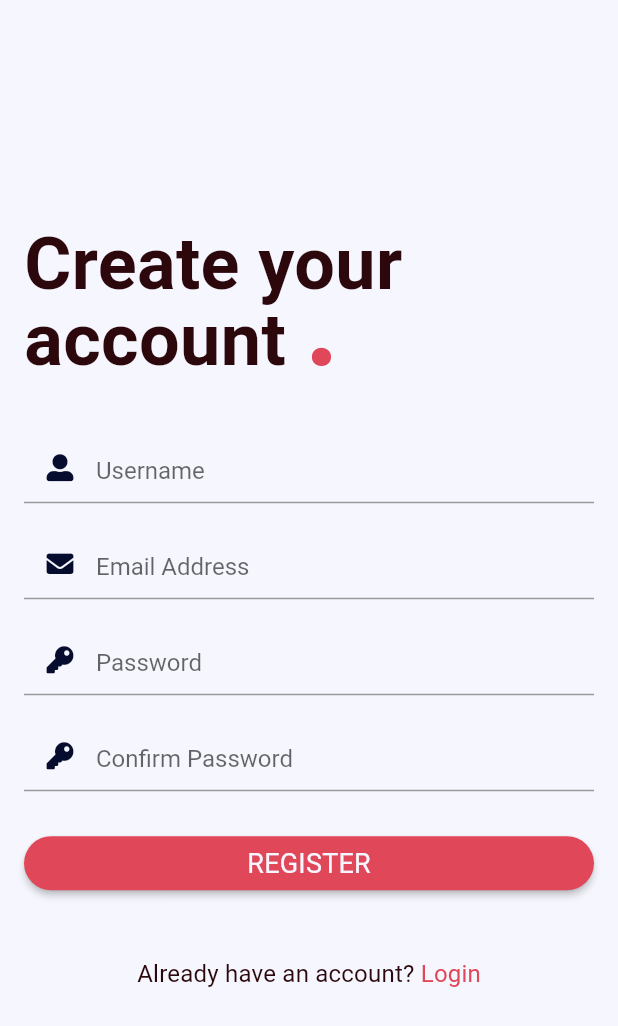
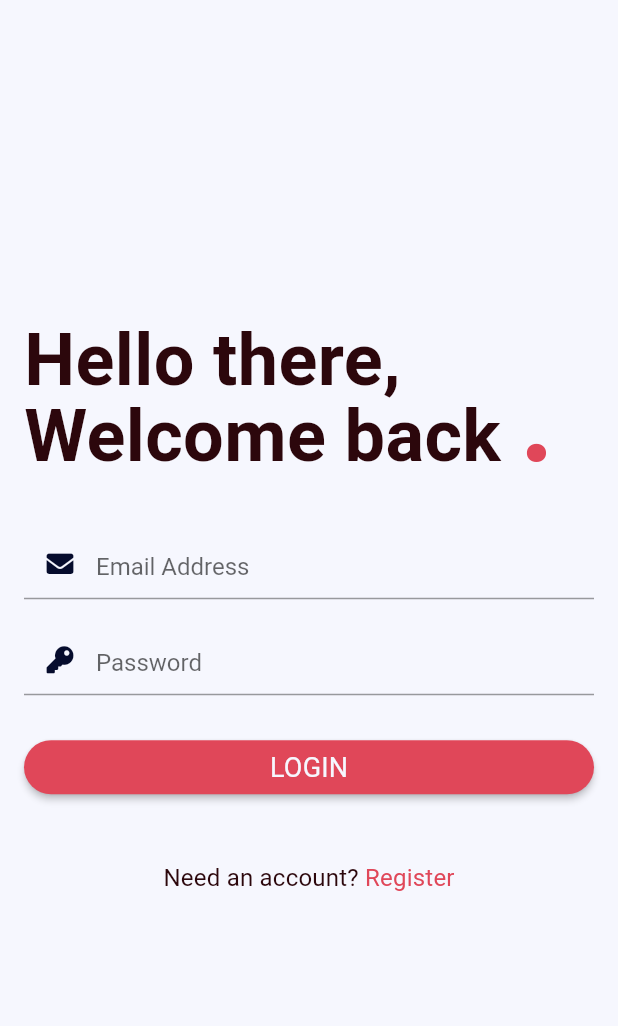
Before and after one commit to rekib0023/ProductivityApp, a Flutter app: the screen it shows after launch, on a phone screen of 412 x 824 dp. Shown: the top 1026 px of the screen. Run offline on Flutter 3.47's test engine with Material 2 defaults, Android fonts, the phone set to English and light mode, and no system bars; our stand-ins replace font_awesome_flutter.

Commit message:
Login Page UI

```diff
--- /dev/null
+++ b/App/productivityApp/lib/screens/Auth/AuthPageWrapper.dart
@@ -0,0 +1,23 @@
+import 'package:flutter/material.dart';
+import 'package:productivityApp/screens/Auth/Login.dart';
+import 'package:productivityApp/screens/Auth/Register.dart';
+
+class AuthPageWrapper extends StatefulWidget {
+  @override
+  _AuthPageWrapperState createState() => _AuthPageWrapperState();
+}
+
+class _AuthPageWrapperState extends State<AuthPageWrapper> {
+  bool showSignIn = true;
+
+  void toggleView() {
+    setState(() => showSignIn = !showSignIn);
+  }
+
+  @override
+  Widget build(BuildContext context) {
+    return showSignIn
+        ? Login(toggleView: toggleView)
+        : Register(toggleView: toggleView);
+  }
+}
--- a/App/productivityApp/lib/screens/Auth/Login.dart
+++ b/App/productivityApp/lib/screens/Auth/Login.dart
@@ -1 +1,117 @@
 import 'package:flutter/material.dart';
+import 'package:productivityApp/utils/ui/colorguide.dart';
+import 'package:productivityApp/utils/ui/styleguide.dart';
+import 'package:productivityApp/widgets/CustomButtons.dart';
+import 'package:productivityApp/widgets/FormFields.dart';
+
+class Login extends StatefulWidget {
+  final Function toggleView;
+
+  const Login({Key key, this.toggleView}) : super(key: key);
+  @override
+  _LoginState createState() => _LoginState();
+}
+
+class _LoginState extends State<Login> {
+  // final _formKey = GlobalKey<FormState>();
+
+// text field state
+  String email = "";
+  String password = "";
+  String error = "";
+
+  getValues() {
+    print(email);
+    print(password);
+  }
+
+  @override
+  Widget build(BuildContext context) {
+    return Scaffold(
+      // extendBodyBehindAppBar: true,
+      backgroundColor: lightColor,
+      body: Center(
+        child: SingleChildScrollView(
+          child: Column(
+            children: [
+              Container(
+                padding: EdgeInsets.fromLTRB(16, 0, 16, 0),
+                child: RichText(
+                  text: TextSpan(
+                      text: "Hello there, Welcome back ",
+                      style: TextStyle(
+                        color: darkColor,
+                        fontWeight: FontWeight.bold,
+                        fontSize: 48.0,
+                        letterSpacing: 0.25,
+                        height: 0.7,
+                      ),
+                      children: <TextSpan>[
+                        TextSpan(
+                          text: ".",
+                          style: TextStyle(
+                            color: primaryColor,
+                            fontWeight: FontWeight.bold,
+                            fontSize: 80.0,
+                          ),
+                        ),
+                      ]),
+                ),
+                margin: EdgeInsets.fromLTRB(0, 0, 0, 24),
+              ),
+              Container(
+                padding: EdgeInsets.fromLTRB(16, 0, 16, 0),
+                child: EmailFormField(
+                  hintText: "Email Address",
+                  onChanged: (val) => setState(() => email = val),
+                ),
+                margin: EdgeInsets.fromLTRB(0, 8, 0, 8),
+              ),
+              Container(
+                padding: EdgeInsets.fromLTRB(16, 0, 16, 0),
+                child: PasswordFormField(
+                  hintText: "Password",
+                  onChanged: (val) => setState(() => password = val),
+                ),
+                margin: EdgeInsets.fromLTRB(0, 8, 0, 8),
+              ),
+              SizedBox(
+                height: 16,
+              ),
+              Container(
+                padding: EdgeInsets.fromLTRB(16, 0, 16, 0),
+                child: RoundedActionBtn(
+                  size: MediaQuery.of(context).size.width,
+                  text: 'LOGIN',
+                  onPressed: getValues,
+                ),
+              ),
+              SizedBox(
+                height: 40,
+              ),
+              Center(
+                child: GestureDetector(
+                  child: RichText(
+                    text: TextSpan(
+                      text: "Need an account? ",
+                      style: subtitleDark2,
+                      children: <TextSpan>[
+                        TextSpan(
+                          text: "Register",
+                          style: TextStyle(
+                            color: primaryColor,
+                          ),
+                        ),
+                      ],
+                    ),
+                  ),
+                  onTap: widget.toggleView,
+                ),
+              )
+            ],
+          ),
+        ),
+      ),
+    );
+  }
+}
--- a/App/productivityApp/lib/screens/Auth/Register.dart
+++ b/App/productivityApp/lib/screens/Auth/Register.dart
@@ -1,11 +1,13 @@
 import 'package:flutter/material.dart';
-import 'package:flutter/services.dart';
 import 'package:productivityApp/utils/ui/colorguide.dart';
 import 'package:productivityApp/utils/ui/styleguide.dart';
 import 'package:productivityApp/widgets/CustomButtons.dart';
 import 'package:productivityApp/widgets/FormFields.dart';
 
 class Register extends StatefulWidget {
+  final Function toggleView;
+
+  const Register({Key key, this.toggleView}) : super(key: key);
   @override
   _RegisterState createState() => _RegisterState();
 }
@@ -123,7 +125,7 @@ class _RegisterState extends State<Register> {
                       ],
                     ),
                   ),
-                  onTap: getValues,
+                  onTap: widget.toggleView,
                 ),
               )
             ],
--- a/App/productivityApp/lib/screens/authWapper.dart
+++ b/App/productivityApp/lib/screens/authWapper.dart
@@ -1,5 +1,5 @@
 import 'package:flutter/material.dart';
-import 'package:productivityApp/screens/Auth/Register.dart';
+import 'package:productivityApp/screens/Auth/AuthPageWrapper.dart';
 import 'package:productivityApp/screens/ScreensWrapper.dart';
 
 class AuthWrapper extends StatelessWidget {
@@ -7,6 +7,6 @@ class AuthWrapper extends StatelessWidget {
   bool isAuthenticate = false;
   @override
   Widget build(BuildContext context) {
-    return isAuthenticate ? ScreensWrapper() : Register();
+    return isAuthenticate ? ScreensWrapper() : AuthPageWrapper();
   }
 }
```
